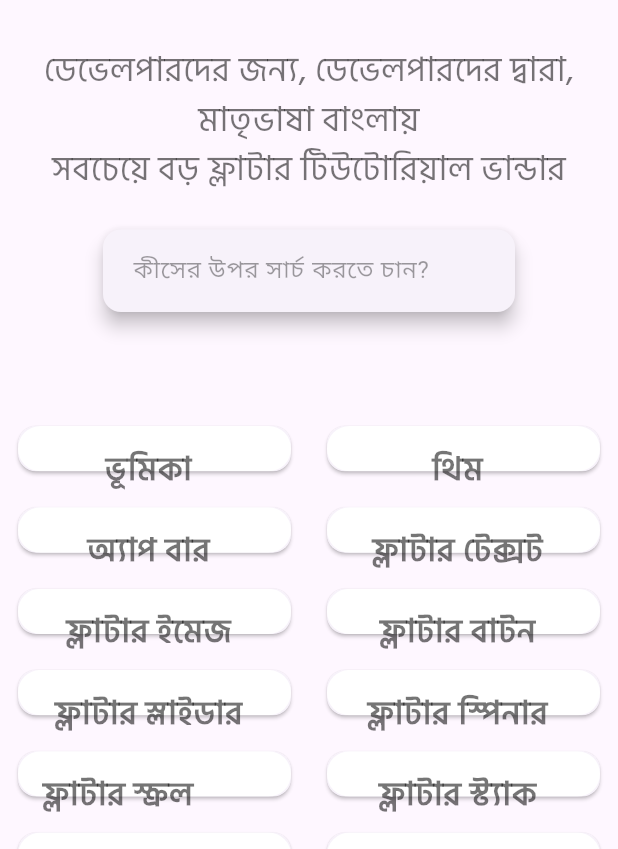
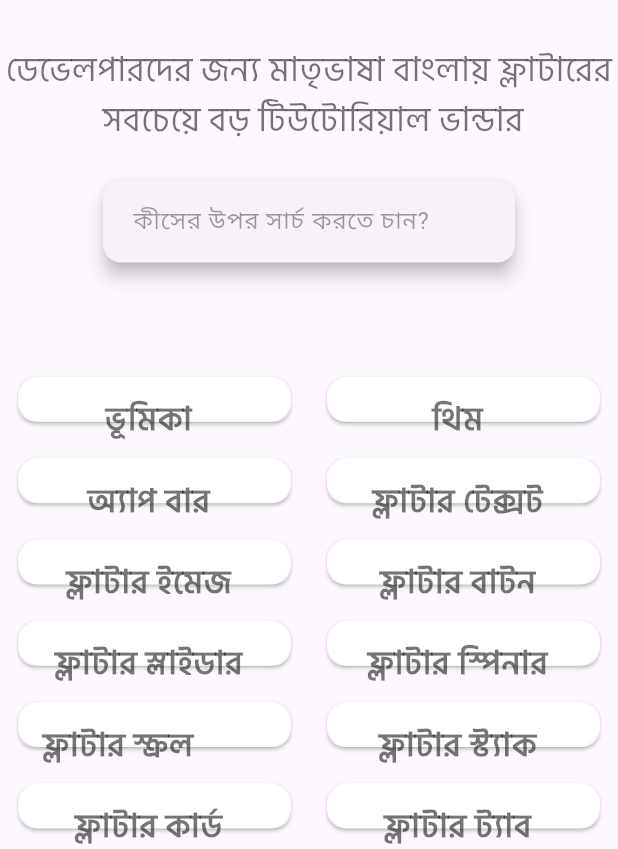
Before and after one commit to tusharhow/flutter-shikhi, a Flutter app: the TabletView screen opened directly, on a phone screen of 412 x 824 dp, the part 387-1236 px from its top. Run offline on Flutter 3.47's test engine with Material 2 defaults, Android fonts, the phone set to English and light mode, and no system bars; our stand-ins replace cloud_firestore, firebase_core, get, get_storage, url_strategy; missing offline and left inert: widget_with_codeview; accounts and stored records are empty.

Commit message:
Issue fix

```diff
--- a/lib/app/components/top_header_widget.dart
+++ b/lib/app/components/top_header_widget.dart
@@ -1,10 +1,8 @@
-import 'package:flutter/cupertino.dart';
 import 'package:flutter/material.dart';
 import 'package:get/get.dart';
 import 'package:url_launcher/url_launcher.dart';
+import '../controllers/search_controller.dart';
 
-import '../controllers/search_controller.dart';
-import '../screens/devices/tablet_view.dart';
 
 class TopHeaderDesktop extends StatelessWidget {
   const TopHeaderDesktop({
--- a/lib/app/screens/devices/desktop_view.dart
+++ b/lib/app/screens/devices/desktop_view.dart
@@ -72,7 +72,7 @@ class DesktopView extends StatelessWidget {
                         ),
                         const SizedBox(height: 30),
                         Text(
-                          'ডেভেলপারদের জন্য, ডেভেলপারদের দ্বারা, মাতৃভাষা বাংলায়\nসবচেয়ে বড় ফ্লাটার টিউটোরিয়াল ভান্ডার',
+                          'ডেভেলপারদের জন্য মাতৃভাষা বাংলায় ফ্লাটারের \n সবচেয়ে বড় টিউটোরিয়াল ভান্ডার',
                           style: TextStyle(
                             fontSize: 23,
                             fontFamily: 'Borno',
--- a/lib/app/screens/devices/tablet_view.dart
+++ b/lib/app/screens/devices/tablet_view.dart
@@ -56,7 +56,7 @@ class TabletView extends StatelessWidget {
                   ),
                   const SizedBox(height: 30),
                   Text(
-                    'ডেভেলপারদের জন্য, ডেভেলপারদের দ্বারা, মাতৃভাষা বাংলায়\nসবচেয়ে বড় ফ্লাটার টিউটোরিয়াল ভান্ডার',
+                    'ডেভেলপারদের জন্য মাতৃভাষা বাংলায় ফ্লাটারের \n সবচেয়ে বড় টিউটোরিয়াল ভান্ডার',
                     style: TextStyle(
                       fontSize: 23,
                       fontFamily: 'Borno',
--- a/lib/main.dart
+++ b/lib/main.dart
@@ -9,7 +9,7 @@ import 'package:get_storage/get_storage.dart';
 import 'app/screens/devices/homepage.dart';
 import 'package:url_strategy/url_strategy.dart';
 
-void main() async {
+Future<void> main() async {
   setPathUrlStrategy();
   await GetStorage.init();
   WidgetsFlutterBinding.ensureInitialized();
```
Also changed, not shown: 1 other file.
